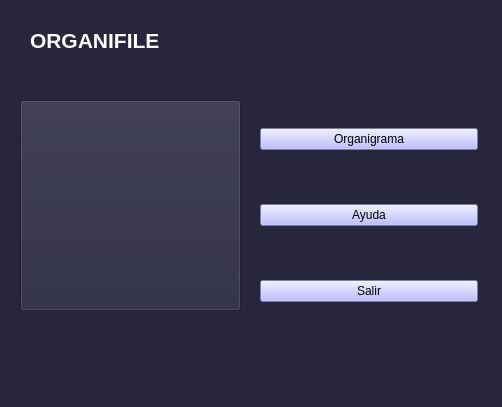
Before: the Qt Designer form Prueba tp/Inicio.ui in stel0/TP-PYTHON, drawn with Qt 5.
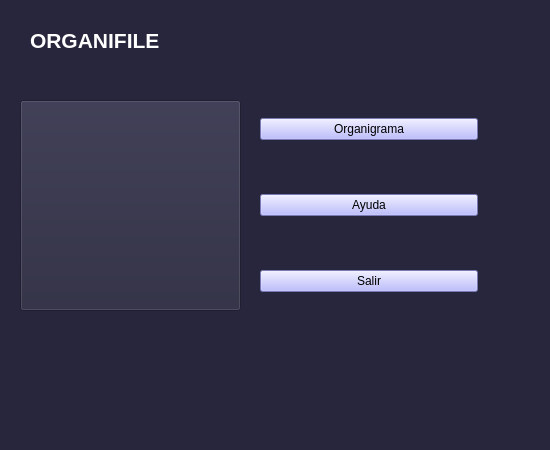
After: the same form once the commit is applied. Icons and pictures are not drawn.

Diff of the .ui file:
```diff
--- a/Prueba tp/Inicio.ui
+++ b/Prueba tp/Inicio.ui
@@ -6,10 +6,22 @@
    <rect>
     <x>0</x>
     <y>0</y>
-    <width>502</width>
-    <height>407</height>
+    <width>550</width>
+    <height>450</height>
    </rect>
   </property>
+  <property name="minimumSize">
+   <size>
+    <width>550</width>
+    <height>450</height>
+   </size>
+  </property>
+  <property name="maximumSize">
+   <size>
+    <width>550</width>
+    <height>450</height>
+   </size>
+  </property>
   <property name="windowTitle">
    <string>ORGANIFILE</string>
   </property>
@@ -44,7 +56,7 @@
     <property name="geometry">
      <rect>
       <x>260</x>
-      <y>80</y>
+      <y>70</y>
       <width>218</width>
       <height>271</height>
      </rect>
```
Left out of the diff: 2 changed lines with no effect on the pictures.
